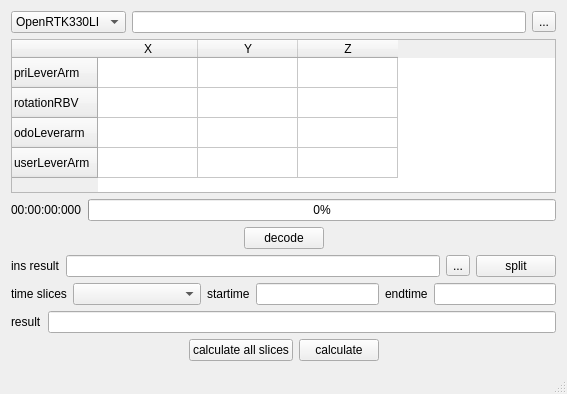
The window that MountAngleCalculation/MountAngleCalculation.ui (aceinnazhangchen/OpenRtk_Dirver) describes before a commit, drawn with Qt 5.
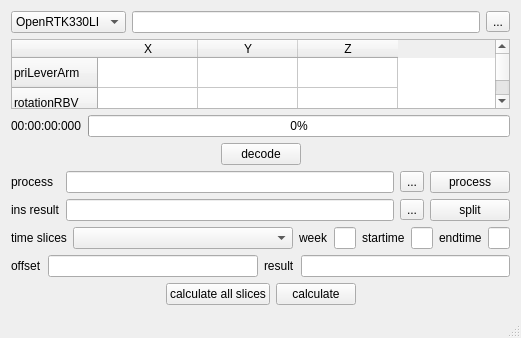
The same window after the commit.

The edit to the form file:
```diff
--- a/MountAngleCalculation/MountAngleCalculation.ui
+++ b/MountAngleCalculation/MountAngleCalculation.ui
@@ -6,8 +6,8 @@
    <rect>
     <x>0</x>
     <y>0</y>
-    <width>567</width>
-    <height>394</height>
+    <width>500</width>
+    <height>331</height>
    </rect>
   </property>
   <property name="windowTitle">
@@ -153,35 +153,59 @@
      </layout>
     </item>
     <item>
-     <layout class="QHBoxLayout" name="horizontalLayout_4">
-      <item>
-       <widget class="QLabel" name="label_5">
+     <layout class="QGridLayout" name="gridLayout">
+      <item row="0" column="0">
+       <widget class="QLabel" name="label_6">
         <property name="text">
-         <string>ins result</string>
+         <string>process</string>
         </property>
        </widget>
       </item>
-      <item>
+      <item row="0" column="1">
        <widget class="QLineEdit" name="process_filepath_edt">
         <property name="dragEnabled">
          <bool>true</bool>
         </property>
        </widget>
       </item>
-      <item>
+      <item row="0" column="2">
        <widget class="QToolButton" name="process_select_btn">
         <property name="text">
          <string>...</string>
         </property>
        </widget>
       </item>
-      <item>
+      <item row="1" column="0">
+       <widget class="QLabel" name="label_5">
+        <property name="text">
+         <string>ins result</string>
+        </property>
+       </widget>
+      </item>
+      <item row="1" column="1">
+       <widget class="QLineEdit" name="result_filepath_edt"/>
+      </item>
+      <item row="1" column="2">
+       <widget class="QToolButton" name="result_select_btn">
+        <property name="text">
+         <string>...</string>
+        </property>
+       </widget>
+      </item>
+      <item row="1" column="3">
        <widget class="QPushButton" name="pushButton_split">
         <property name="text">
          <string>split</string>
         </property>
        </widget>
       </item>
+      <item row="0" column="3">
+       <widget class="QPushButton" name="pushButton_process">
+        <property name="text">
+         <string>process</string>
+        </property>
+       </widget>
+      </item>
      </layout>
     </item>
     <item>
@@ -197,12 +221,22 @@
        <widget class="QComboBox" name="time_slices_comb">
         <property name="minimumSize">
          <size>
-          <width>128</width>
+          <width>220</width>
           <height>0</height>
          </size>
         </property>
        </widget>
       </item>
+      <item>
+       <widget class="QLabel" name="label_7">
+        <property name="text">
+         <string>week</string>
+        </property>
+       </widget>
+      </item>
+      <item>
+       <widget class="QLineEdit" name="week_edt"/>
+      </item>
       <item>
        <widget class="QLabel" name="label">
         <property name="text">
@@ -231,6 +265,16 @@
     </item>
     <item>
      <layout class="QHBoxLayout" name="horizontalLayout_8">
+      <item>
+       <widget class="QLabel" name="label_8">
+        <property name="text">
+         <string>offset</string>
+        </property>
+       </widget>
+      </item>
+      <item>
+       <widget class="QLineEdit" name="offset_edt"/>
+      </item>
       <item>
        <widget class="QLabel" name="label_3">
         <property name="text">
```
